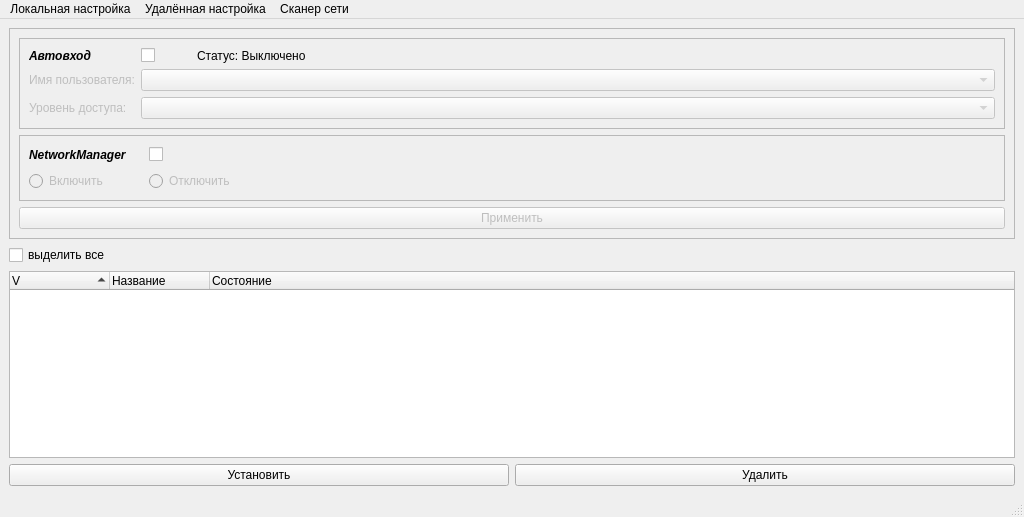
Old version of the form adminka/qt/MainSettingsWindow.ui in the repository dreadsolnce/currentProjects.
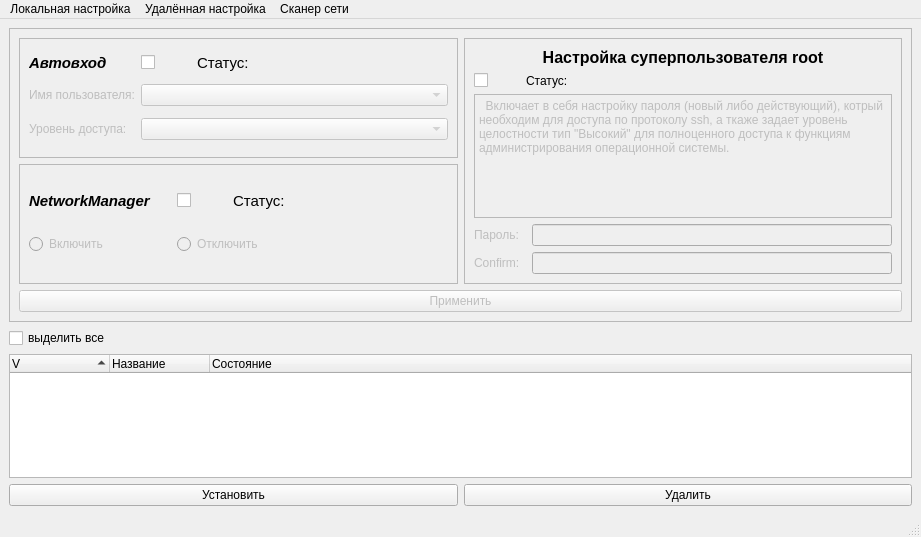
New version of the form. Icons and pictures are not drawn.

Commit message: add networkmanager and superuser root

```diff
--- a/adminka/qt/MainSettingsWindow.ui
+++ b/adminka/qt/MainSettingsWindow.ui
@@ -6,8 +6,8 @@
    <rect>
     <x>0</x>
     <y>0</y>
-    <width>1024</width>
-    <height>517</height>
+    <width>921</width>
+    <height>537</height>
    </rect>
   </property>
   <property name="contextMenuPolicy">
@@ -108,6 +108,265 @@
        <enum>QFrame::Raised</enum>
       </property>
       <layout class="QGridLayout" name="gridLayout_5">
+       <item row="0" column="0">
+        <widget class="QFrame" name="frame_2">
+         <property name="sizePolicy">
+          <sizepolicy hsizetype="Expanding" vsizetype="Preferred">
+           <horstretch>0</horstretch>
+           <verstretch>0</verstretch>
+          </sizepolicy>
+         </property>
+         <property name="frameShape">
+          <enum>QFrame::StyledPanel</enum>
+         </property>
+         <property name="frameShadow">
+          <enum>QFrame::Raised</enum>
+         </property>
+         <layout class="QGridLayout" name="gridLayout_2">
+          <item row="2" column="0">
+           <widget class="QLabel" name="label_3">
+            <property name="enabled">
+             <bool>false</bool>
+            </property>
+            <property name="sizePolicy">
+             <sizepolicy hsizetype="Fixed" vsizetype="Preferred">
+              <horstretch>0</horstretch>
+              <verstretch>0</verstretch>
+             </sizepolicy>
+            </property>
+            <property name="statusTip">
+             <string>Уровень доступа к ОС (0 - нименьший, 63 - наивысший)</string>
+            </property>
+            <property name="text">
+             <string>Уровень доступа:</string>
+            </property>
+           </widget>
+          </item>
+          <item row="0" column="0">
+           <widget class="QLabel" name="label_1">
+            <property name="sizePolicy">
+             <sizepolicy hsizetype="Preferred" vsizetype="Preferred">
+              <horstretch>0</horstretch>
+              <verstretch>0</verstretch>
+             </sizepolicy>
+            </property>
+            <property name="minimumSize">
+             <size>
+              <width>0</width>
+              <height>0</height>
+             </size>
+            </property>
+            <property name="font">
+             <font>
+              <pointsize>11</pointsize>
+              <weight>75</weight>
+              <italic>true</italic>
+              <bold>true</bold>
+             </font>
+            </property>
+            <property name="statusTip">
+             <string>Позволяет настроить автовход в систему</string>
+            </property>
+            <property name="text">
+             <string>Автовход</string>
+            </property>
+           </widget>
+          </item>
+          <item row="0" column="2">
+           <widget class="QLabel" name="label_autologin">
+            <property name="enabled">
+             <bool>true</bool>
+            </property>
+            <property name="font">
+             <font>
+              <pointsize>11</pointsize>
+              <weight>50</weight>
+              <italic>false</italic>
+              <bold>false</bold>
+              <underline>false</underline>
+              <kerning>true</kerning>
+             </font>
+            </property>
+            <property name="text">
+             <string>Статус: </string>
+            </property>
+            <property name="alignment">
+             <set>Qt::AlignLeading|Qt::AlignLeft|Qt::AlignVCenter</set>
+            </property>
+           </widget>
+          </item>
+          <item row="0" column="1">
+           <widget class="QCheckBox" name="checkBox_autologin">
+            <property name="sizePolicy">
+             <sizepolicy hsizetype="Fixed" vsizetype="Fixed">
+              <horstretch>0</horstretch>
+              <verstretch>0</verstretch>
+             </sizepolicy>
+            </property>
+            <property name="minimumSize">
+             <size>
+              <width>50</width>
+              <height>0</height>
+             </size>
+            </property>
+            <property name="text">
+             <string/>
+            </property>
+           </widget>
+          </item>
+          <item row="1" column="1" colspan="2">
+           <widget class="QComboBox" name="comboBox_nameuser">
+            <property name="enabled">
+             <bool>false</bool>
+            </property>
+            <property name="statusTip">
+             <string>Имя пользователя для автовхода</string>
+            </property>
+           </widget>
+          </item>
+          <item row="1" column="0">
+           <widget class="QLabel" name="label_2">
+            <property name="enabled">
+             <bool>false</bool>
+            </property>
+            <property name="sizePolicy">
+             <sizepolicy hsizetype="Fixed" vsizetype="Preferred">
+              <horstretch>0</horstretch>
+              <verstretch>0</verstretch>
+             </sizepolicy>
+            </property>
+            <property name="statusTip">
+             <string>Имя пользователя для автовхода</string>
+            </property>
+            <property name="text">
+             <string>Имя пользователя:</string>
+            </property>
+           </widget>
+          </item>
+          <item row="2" column="1" colspan="2">
+           <widget class="QComboBox" name="comboBox_mac">
+            <property name="enabled">
+             <bool>false</bool>
+            </property>
+            <property name="sizePolicy">
+             <sizepolicy hsizetype="Preferred" vsizetype="Fixed">
+              <horstretch>0</horstretch>
+              <verstretch>0</verstretch>
+             </sizepolicy>
+            </property>
+           </widget>
+          </item>
+         </layout>
+        </widget>
+       </item>
+       <item row="0" column="1" rowspan="2">
+        <widget class="QFrame" name="frame_root">
+         <property name="frameShape">
+          <enum>QFrame::StyledPanel</enum>
+         </property>
+         <property name="frameShadow">
+          <enum>QFrame::Raised</enum>
+         </property>
+         <layout class="QGridLayout" name="gridLayout_4">
+          <item row="0" column="0" colspan="3">
+           <widget class="QLabel" name="label_root">
+            <property name="enabled">
+             <bool>true</bool>
+            </property>
+            <property name="font">
+             <font>
+              <pointsize>12</pointsize>
+              <weight>75</weight>
+              <bold>true</bold>
+             </font>
+            </property>
+            <property name="text">
+             <string>Настройка суперпользователя root</string>
+            </property>
+            <property name="alignment">
+             <set>Qt::AlignCenter</set>
+            </property>
+           </widget>
+          </item>
+          <item row="1" column="0">
+           <widget class="QCheckBox" name="checkBox_root">
+            <property name="text">
+             <string/>
+            </property>
+           </widget>
+          </item>
+          <item row="2" column="0" colspan="3">
+           <widget class="QPlainTextEdit" name="plainTextEdit_root">
+            <property name="enabled">
+             <bool>false</bool>
+            </property>
+            <property name="plainText">
+             <string>  Включает в себя настройку пароля (новый либо действующий), котрый необходим для доступа по протоколу ssh, а ткаже задает уровень целостности тип &quot;Высокий&quot; для полноценного доступа к функциям администрирования операционной системы.</string>
+            </property>
+            <property name="textInteractionFlags">
+             <set>Qt::NoTextInteraction</set>
+            </property>
+           </widget>
+          </item>
+          <item row="3" column="0">
+           <widget class="QLabel" name="label_root_pass">
+            <property name="enabled">
+             <bool>false</bool>
+            </property>
+            <property name="statusTip">
+             <string>Новый или текущий пароль суперпользователя</string>
+            </property>
+            <property name="text">
+             <string>Пароль:</string>
+            </property>
+           </widget>
+          </item>
+          <item row="3" column="2">
+           <widget class="QLineEdit" name="lineEdit_pass">
+            <property name="enabled">
+             <bool>false</bool>
+            </property>
+            <property name="inputMask">
+             <string/>
+            </property>
+            <property name="echoMode">
+             <enum>QLineEdit::Password</enum>
+            </property>
+           </widget>
+          </item>
+          <item row="4" column="0">
+           <widget class="QLabel" name="label_root_pass_confirm">
+            <property name="enabled">
+             <bool>false</bool>
+            </property>
+            <property name="statusTip">
+             <string>Повтор ввода пароля</string>
+            </property>
+            <property name="text">
+             <string>Confirm:</string>
+            </property>
+           </widget>
+          </item>
+          <item row="4" column="2">
+           <widget class="QLineEdit" name="lineEdit_pass_confirm">
+            <property name="enabled">
+             <bool>false</bool>
+            </property>
+            <property name="echoMode">
+             <enum>QLineEdit::Password</enum>
+            </property>
+           </widget>
+          </item>
+          <item row="1" column="1" colspan="2">
+           <widget class="QLabel" name="label_root_state">
+            <property name="text">
+             <string>Статус: </string>
+            </property>
+           </widget>
+          </item>
+         </layout>
+        </widget>
+       </item>
        <item row="1" column="0">
         <widget class="QFrame" name="frame_3">
          <property name="frameShape">
@@ -119,8 +378,21 @@
          <layout class="QGridLayout" name="gridLayout_7">
           <item row="0" column="0">
            <widget class="QLabel" name="label_4">
+            <property name="sizePolicy">
+             <sizepolicy hsizetype="Fixed" vsizetype="Preferred">
+              <horstretch>0</horstretch>
+              <verstretch>0</verstretch>
+             </sizepolicy>
+            </property>
+            <property name="minimumSize">
+             <size>
+              <width>0</width>
+              <height>0</height>
+             </size>
+            </property>
             <property name="font">
              <font>
+              <pointsize>11</pointsize>
               <weight>75</weight>
               <italic>true</italic>
               <bold>true</bold>
@@ -134,20 +406,60 @@
             </property>
            </widget>
           </item>
-          <item row="3" column="1">
-           <widget class="QRadioButton" name="radioButton_netdisable">
+          <item row="0" column="1">
+           <widget class="QCheckBox" name="checkBox_networkmanager">
+            <property name="sizePolicy">
+             <sizepolicy hsizetype="Fixed" vsizetype="Fixed">
+              <horstretch>0</horstretch>
+              <verstretch>0</verstretch>
+             </sizepolicy>
+            </property>
+            <property name="minimumSize">
+             <size>
+              <width>50</width>
+              <height>0</height>
+             </size>
+            </property>
+            <property name="text">
+             <string/>
+            </property>
+           </widget>
+          </item>
+          <item row="0" column="2">
+           <widget class="QLabel" name="label_networkmanager">
             <property name="enabled">
-             <bool>false</bool>
+             <bool>true</bool>
             </property>
-            <property name="statusTip">
-             <string>Отключить аплет сетевых настроек</string>
+            <property name="font">
+             <font>
+              <pointsize>11</pointsize>
+              <weight>50</weight>
+              <italic>false</italic>
+              <bold>false</bold>
+              <underline>false</underline>
+             </font>
+            </property>
+            <property name="frameShape">
+             <enum>QFrame::NoFrame</enum>
+            </property>
+            <property name="frameShadow">
+             <enum>QFrame::Plain</enum>
+            </property>
+            <property name="lineWidth">
+             <number>0</number>
+            </property>
+            <property name="midLineWidth">
+             <number>0</number>
             </property>
             <property name="text">
-             <string>Отключить</string>
+             <string>Статус: </string>
+            </property>
+            <property name="alignment">
+             <set>Qt::AlignLeading|Qt::AlignLeft|Qt::AlignVCenter</set>
             </property>
            </widget>
           </item>
-          <item row="3" column="0">
+          <item row="1" column="0">
            <widget class="QRadioButton" name="radioButton_netenable">
             <property name="enabled">
              <bool>false</bool>
@@ -160,30 +472,23 @@
             </property>
            </widget>
           </item>
-          <item row="0" column="2">
-           <spacer name="horizontalSpacer">
-            <property name="orientation">
-             <enum>Qt::Horizontal</enum>
+          <item row="1" column="1" colspan="2">
+           <widget class="QRadioButton" name="radioButton_netdisable">
+            <property name="enabled">
+             <bool>false</bool>
             </property>
-            <property name="sizeHint" stdset="0">
-             <size>
-              <width>40</width>
-              <height>20</height>
-             </size>
+            <property name="statusTip">
+             <string>Отключить аплет сетевых настроек</string>
             </property>
-           </spacer>
-          </item>
-          <item row="0" column="1">
-           <widget class="QCheckBox" name="checkBox_networkmanager">
             <property name="text">
-             <string/>
+             <string>Отключить</string>
             </property>
            </widget>
           </item>
          </layout>
         </widget>
        </item>
-       <item row="2" column="0">
+       <item row="2" column="0" colspan="2">
         <widget class="QPushButton" name="pushButton_apply">
          <property name="enabled">
           <bool>false</bool>
@@ -196,131 +501,6 @@
          </property>
         </widget>
        </item>
-       <item row="0" column="0">
-        <widget class="QFrame" name="frame_2">
-         <property name="frameShape">
-          <enum>QFrame::StyledPanel</enum>
-         </property>
-         <property name="frameShadow">
-          <enum>QFrame::Raised</enum>
-         </property>
-         <layout class="QGridLayout" name="gridLayout_2">
-          <item row="0" column="1">
-           <widget class="QCheckBox" name="checkBox_autologin">
-            <property name="sizePolicy">
-             <sizepolicy hsizetype="Fixed" vsizetype="Fixed">
-              <horstretch>0</horstretch>
-              <verstretch>0</verstretch>
-             </sizepolicy>
-            </property>
-            <property name="minimumSize">
-             <size>
-              <width>50</width>
-              <height>0</height>
-             </size>
-            </property>
-            <property name="text">
-             <string/>
-            </property>
-           </widget>
-          </item>
-          <item row="0" column="0">
-           <widget class="QLabel" name="label_1">
-            <property name="sizePolicy">
-             <sizepolicy hsizetype="Fixed" vsizetype="Preferred">
-              <horstretch>0</horstretch>
-              <verstretch>0</verstretch>
-             </sizepolicy>
-            </property>
-            <property name="font">
-             <font>
-              <weight>75</weight>
-              <italic>true</italic>
-              <bold>true</bold>
-             </font>
-            </property>
-            <property name="statusTip">
-             <string>Позволяет настроить автовход в систему</string>
-            </property>
-            <property name="text">
-             <string>Автовход</string>
-            </property>
-           </widget>
-          </item>
-          <item row="1" column="0">
-           <widget class="QLabel" name="label_2">
-            <property name="enabled">
-             <bool>false</bool>
-            </property>
-            <property name="sizePolicy">
-             <sizepolicy hsizetype="Fixed" vsizetype="Preferred">
-              <horstretch>0</horstretch>
-              <verstretch>0</verstretch>
-             </sizepolicy>
-            </property>
-            <property name="statusTip">
-             <string>Имя пользователя для автовхода</string>
-            </property>
-            <property name="text">
-             <string>Имя пользователя:</string>
-            </property>
-           </widget>
-          </item>
-          <item row="2" column="0">
-           <widget class="QLabel" name="label_3">
-            <property name="enabled">
-             <bool>false</bool>
-            </property>
-            <property name="sizePolicy">
-             <sizepolicy hsizetype="Fixed" vsizetype="Preferred">
-              <horstretch>0</horstretch>
-              <verstretch>0</verstretch>
-             </sizepolicy>
-            </property>
-            <property name="statusTip">
-             <string>Уровень доступа к ОС (0 - нименьший, 63 - наивысший)</string>
-            </property>
-            <property name="text">
-             <string>Уровень доступа:</string>
-            </property>
-           </widget>
-          </item>
-          <item row="1" column="1" colspan="3">
-           <widget class="QComboBox" name="comboBox_nameuser">
-            <property name="enabled">
-             <bool>false</bool>
-            </property>
-            <property name="statusTip">
-             <string>Имя пользователя для автовхода</string>
-            </property>
-           </widget>
-          </item>
-          <item row="0" column="2">
-           <widget class="QLabel" name="label_autologin">
-            <property name="enabled">
-             <bool>true</bool>
-            </property>
-            <property name="text">
-             <string>Статус: Выключено</string>
-            </property>
-           </widget>
-          </item>
-          <item row="2" column="1" colspan="3">
-           <widget class="QComboBox" name="comboBox_mac">
-            <property name="enabled">
-             <bool>false</bool>
-            </property>
-            <property name="sizePolicy">
-             <sizepolicy hsizetype="Preferred" vsizetype="Fixed">
-              <horstretch>0</horstretch>
-              <verstretch>0</verstretch>
-             </sizepolicy>
-            </property>
-           </widget>
-          </item>
-         </layout>
-        </widget>
-       </item>
       </layout>
      </widget>
     </item>
@@ -331,7 +511,7 @@
     <rect>
      <x>0</x>
      <y>0</y>
-     <width>1024</width>
+     <width>921</width>
      <height>24</height>
     </rect>
    </property>
```
Left out of the diff: 73 changed lines with no effect on the pictures. The commit also changes 4 other files.
